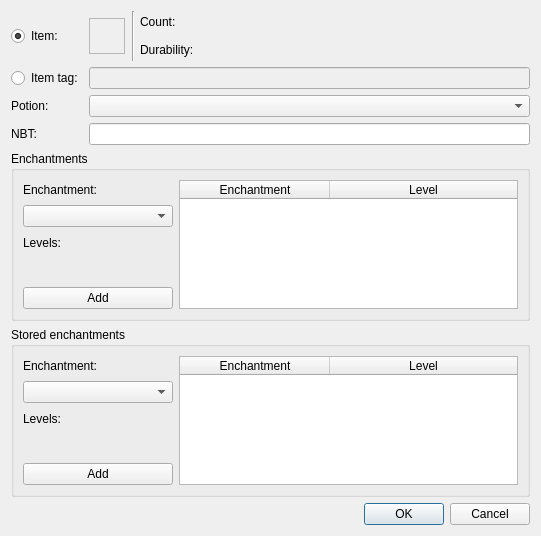
Old version of the form src/itemconditiondialog.ui in the repository IoeCmcomc/MCDatapacker.
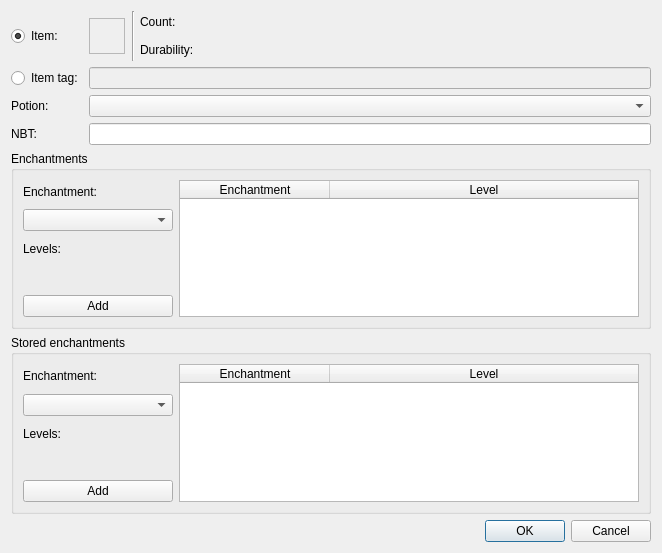
New version of the form. Custom widgets are drawn as their Qt base class.

The edit to the form file:
```diff
--- a/src/itemconditiondialog.ui
+++ b/src/itemconditiondialog.ui
@@ -6,8 +6,8 @@
    <rect>
     <x>0</x>
     <y>0</y>
-    <width>541</width>
-    <height>536</height>
+    <width>662</width>
+    <height>553</height>
    </rect>
   </property>
   <property name="windowTitle">
```
Left out of the diff: 14 changed lines with no effect on the pictures.
